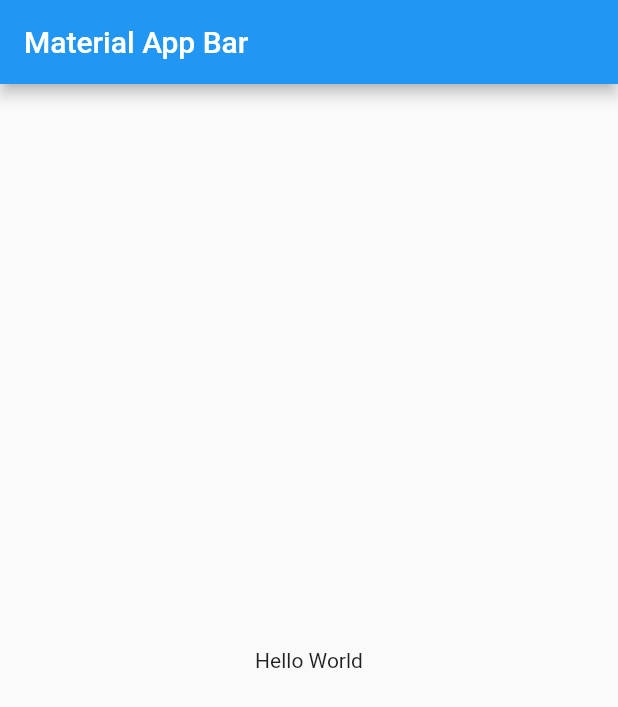
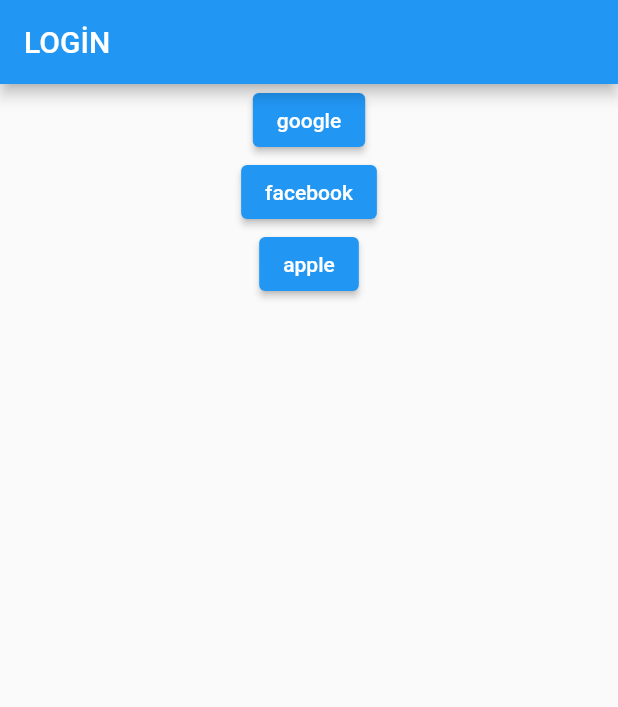
Before and after one commit to Mehmettmolla/flutter_firebase_auth, a Flutter app: the screen it shows after launch, on a phone screen of 412 x 824 dp. Shown: the top 707 px of the screen. Run offline on Flutter 3.47's test engine with Material 2 defaults, Android fonts, the phone set to English and light mode, and no system bars; our stand-ins replace firebase_auth, firebase_core, google_sign_in; accounts and stored records are empty.

Commit message:
google auth added

```diff
--- a/lib/main.dart
+++ b/lib/main.dart
@@ -1,5 +1,8 @@
 import 'package:flutter/material.dart';
 import 'package:firebase_core/firebase_core.dart';
+import 'package:flutter_firebase_auth/service/apple_auth.dart';
+import 'package:flutter_firebase_auth/service/facebook_auth.dart';
+import 'package:flutter_firebase_auth/service/google_auth.dart';
 void main() => runApp(MyApp());
 
 class MyApp extends StatelessWidget {
@@ -9,11 +12,30 @@ class MyApp extends StatelessWidget {
       title: 'Material App',
       home: Scaffold(
         appBar: AppBar(
-          title: Text('Material App Bar'),
+          title: Text('LOGİN'),
         ),
         body: Center(
-          child: Container(
-            child: Text('Hello World'),
+          child: Column(
+            children: [
+              ElevatedButton(child: Text("google"),
+              onPressed: (){
+                GoogleAuth().login();
+               setState(){};
+              }
+              ),
+              ElevatedButton(child: Text("facebook"),
+              onPressed: (){
+               FacebookAuth().login();
+               setState(){};
+              }
+              ),
+              ElevatedButton(child: Text("apple"),
+              onPressed: (){
+                AppleAuth().login();
+               setState(){};
+              }
+              ),
+            ],
           ),
         ),
       ),
--- /dev/null
+++ b/lib/service/apple_auth.dart
@@ -0,0 +1,8 @@
+import 'package:flutter_firebase_auth/service/auth_service.dart';
+
+class AppleAuth implements AuthService {
+  @override
+  login() {
+  }
+
+}
--- a/lib/service/auth_service.dart
+++ b/lib/service/auth_service.dart
@@ -1,3 +1,3 @@
-class  AuthService {
-
+abstract class AuthService {
+  login();
 }
--- /dev/null
+++ b/lib/service/facebook_auth.dart
@@ -0,0 +1,8 @@
+import 'package:flutter_firebase_auth/service/auth_service.dart';
+
+class FacebookAuth implements AuthService{
+  @override
+  login() {
+  }
+
+}
--- a/pubspec.yaml
+++ b/pubspec.yaml
@@ -36,6 +36,7 @@ dependencies:
   cupertino_icons: ^1.0.2
   firebase_core: ^1.16.0
   firebase_auth: ^3.3.17
+  google_sign_in: ^5.3.1
 
 dev_dependencies:
   flutter_test:
```
Also changed, not shown: lib/service/google_auth.dart (added, +23 -0 lines), pubspec.lock, 5 other files.
